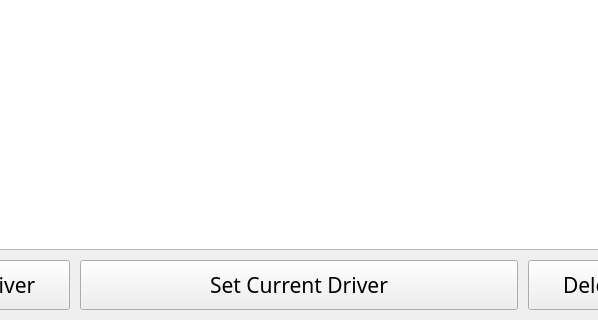
Before: the Qt Designer form trunk/QTimeTrial/resources/ui/widgetdrivers.ui in flomar/rFactor2TimeTrial, drawn with Qt 5; both pictures show x 140 to 738 and y 625 to 945 of the 878 by 945 pixel window.
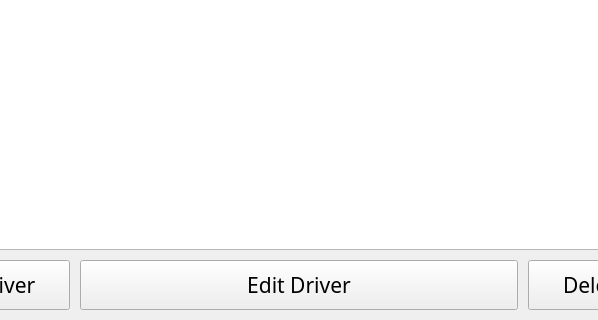
After: the same form once the commit is applied.

```diff
--- a/trunk/QTimeTrial/resources/ui/widgetdrivers.ui
+++ b/trunk/QTimeTrial/resources/ui/widgetdrivers.ui
@@ -189,7 +189,7 @@
     </font>
    </property>
    <property name="text">
-    <string>Set Current Driver</string>
+    <string>Edit Driver</string>
    </property>
   </widget>
  </widget>
```
Left out of the diff: 2 changed lines with no effect on the pictures.
